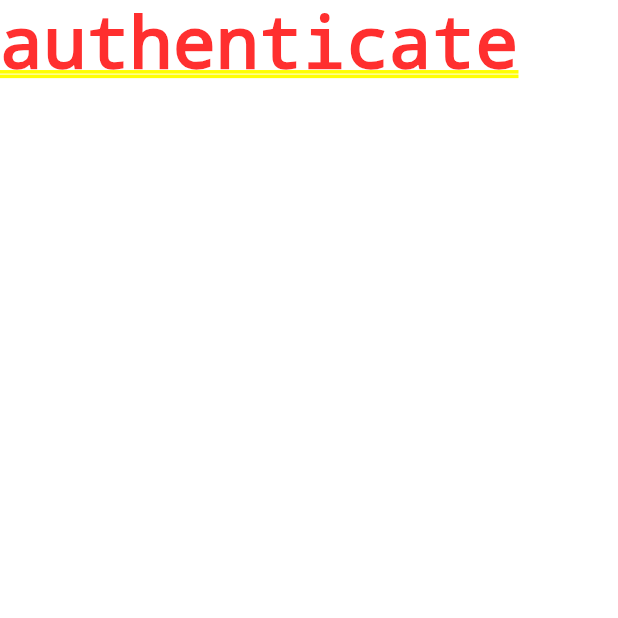
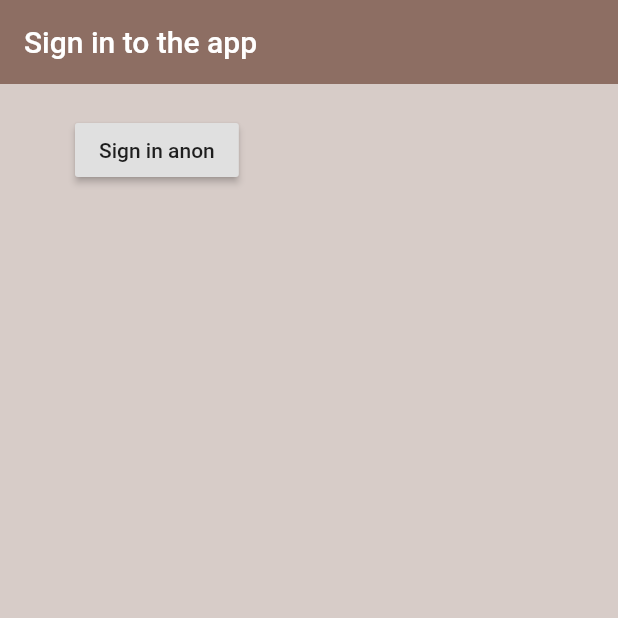
Before and after one commit to chikuBanda/flutter_co_location, a Flutter app: the screen it shows after launch, on a phone screen of 412 x 824 dp, the top half of it. Run offline on Flutter 3.47's test engine with Material 2 defaults, Android fonts, the light colour scheme and no system bars; our stand-ins replace firebase_auth; accounts and stored records are empty.

Commit message:
added anynymAuth

```diff
--- a/lib/pages/auth/authenticate.dart
+++ b/lib/pages/auth/authenticate.dart
@@ -1,3 +1,4 @@
+import 'package:firebase_app/pages/auth/sign_in.dart';
 import 'package:flutter/material.dart';
 
 class Authenticate extends StatefulWidget {
@@ -9,7 +10,7 @@ class _AuthenticateState extends State<Authenticate> {
   @override
   Widget build(BuildContext context) {
     return Container(
-      child: Text('authenticate'),
+      child: SignIn(),
     );
   }
 }
--- /dev/null
+++ b/lib/pages/auth/sign_in.dart
@@ -0,0 +1,38 @@
+import 'package:firebase_app/services/auth.dart';
+import 'package:flutter/material.dart';
+
+class SignIn extends StatefulWidget {
+  @override
+  _SignInState createState() => _SignInState();
+}
+
+class _SignInState extends State<SignIn> {
+  final AuthService _authService = new AuthService();
+
+  @override
+  Widget build(BuildContext context) {
+    return Scaffold(
+      backgroundColor: Colors.brown[100],
+      appBar: AppBar(
+        backgroundColor: Colors.brown[400],
+        elevation: 0.0,
+        title: Text('Sign in to the app'),
+      ),
+      body: Container(
+        padding: EdgeInsets.symmetric(vertical: 20.0, horizontal: 50.0),
+        child: RaisedButton(
+          child: Text('Sign in anon'),
+          onPressed: () async {
+            dynamic result = await _authService.signInAnon();
+            if (result == null) {
+              print('error sign in');
+            } else {
+              print('sign in');
+              print(result);
+            }
+          },
+        ),
+      ),
+    );
+  }
+}
```
Also changed, not shown: lib/services/auth.dart (added, +23 -0 lines).
